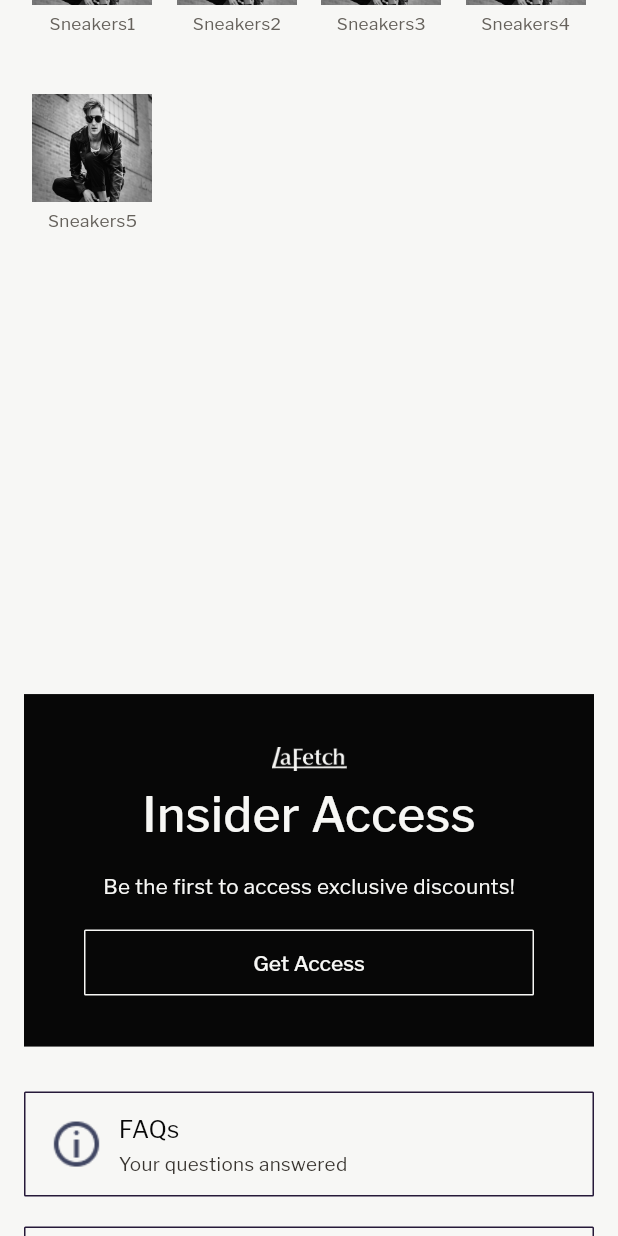
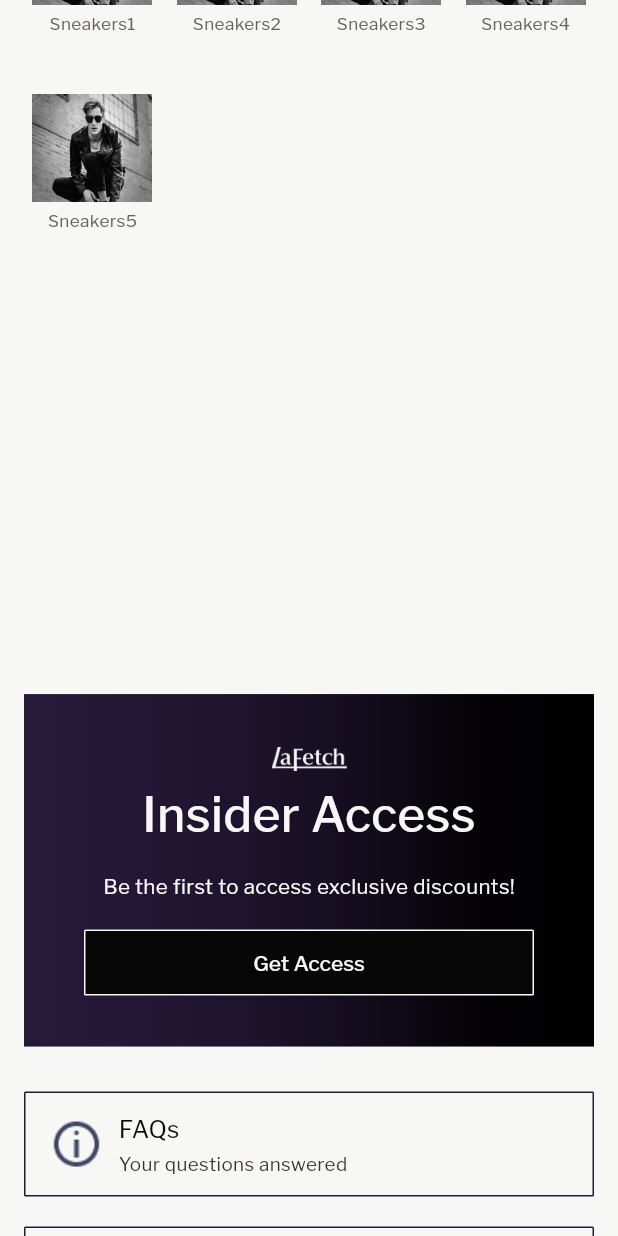
Before and after one commit to LaFetch2026/Lf_Application_Production, a Flutter app: the DiscountScreen screen opened directly, scrolled down 1152 dp, on a phone screen of 412 x 824 dp. Run offline on Flutter 3.47's test engine with Material 2 defaults, Android fonts, the phone set to English and light mode, and no system bars; our stand-ins replace dropdown_button2, flutter_otp_text_field, flutter_rating_bar, flutter_screenutil, get, getwidget and 3 more; accounts and stored records are empty; network calls fail.

```diff
--- a/lib/commonwidget/womenwidget/lafetch_card.dart
+++ b/lib/commonwidget/womenwidget/lafetch_card.dart
@@ -15,7 +15,17 @@ class LafetchCardWidget extends StatelessWidget {
       child: Container(
         height: 235,
         decoration: BoxDecoration(
-            color: colorPrimary, borderRadius: BorderRadius.circular(0)),
+            gradient: const LinearGradient(
+              colors: [
+                btnTextColor,
+                Color(0xFF241736),
+                Color(0xFF1D132C),
+                Color(0xFF130C1C),
+                Color(0xFF040206),
+                blackColor,
+              ],
+            ),
+            borderRadius: BorderRadius.circular(0)),
         child: Column(
           crossAxisAlignment: CrossAxisAlignment.center,
           mainAxisAlignment: MainAxisAlignment.start,
--- a/lib/controller/login_controller.dart
+++ b/lib/controller/login_controller.dart
@@ -156,6 +156,9 @@ class LoginController extends BaseController {
           );
         }
       } else if (response.statusCode == 400) {
+        if (responseData['errors']['message'] != null) {
+          getSnackBar(responseData['errors']['message']);
+        }
         if (responseData['errors']['phone'] != null) {
           getSnackBar(responseData['errors']['phone'][0]);
         }
```
